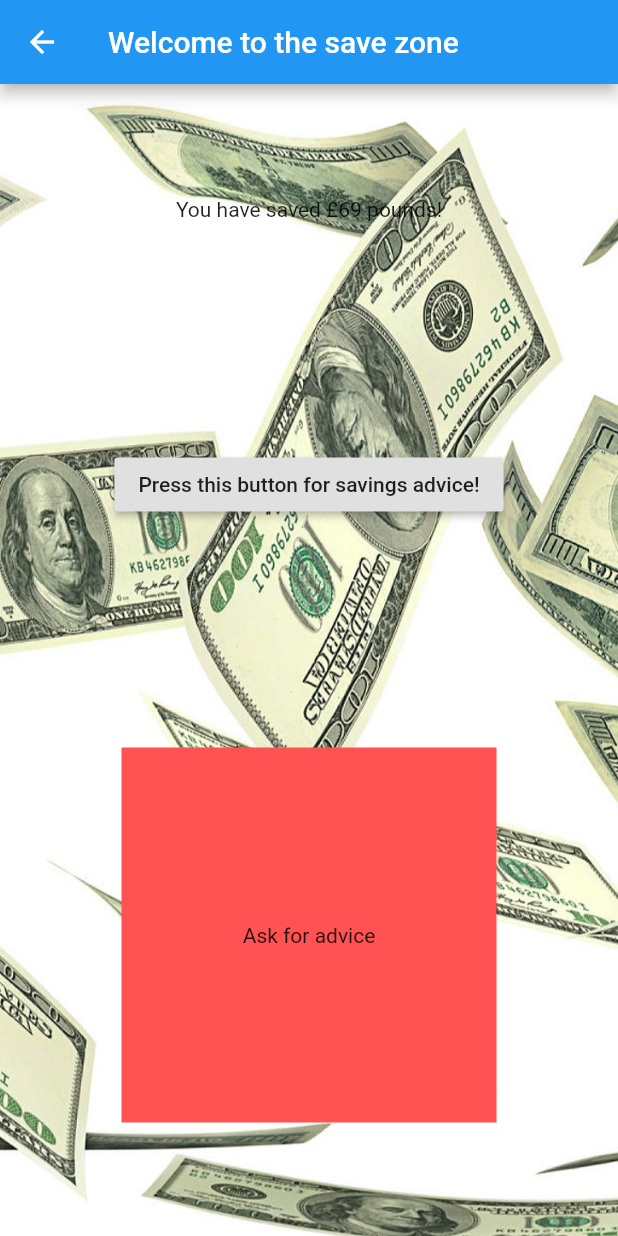
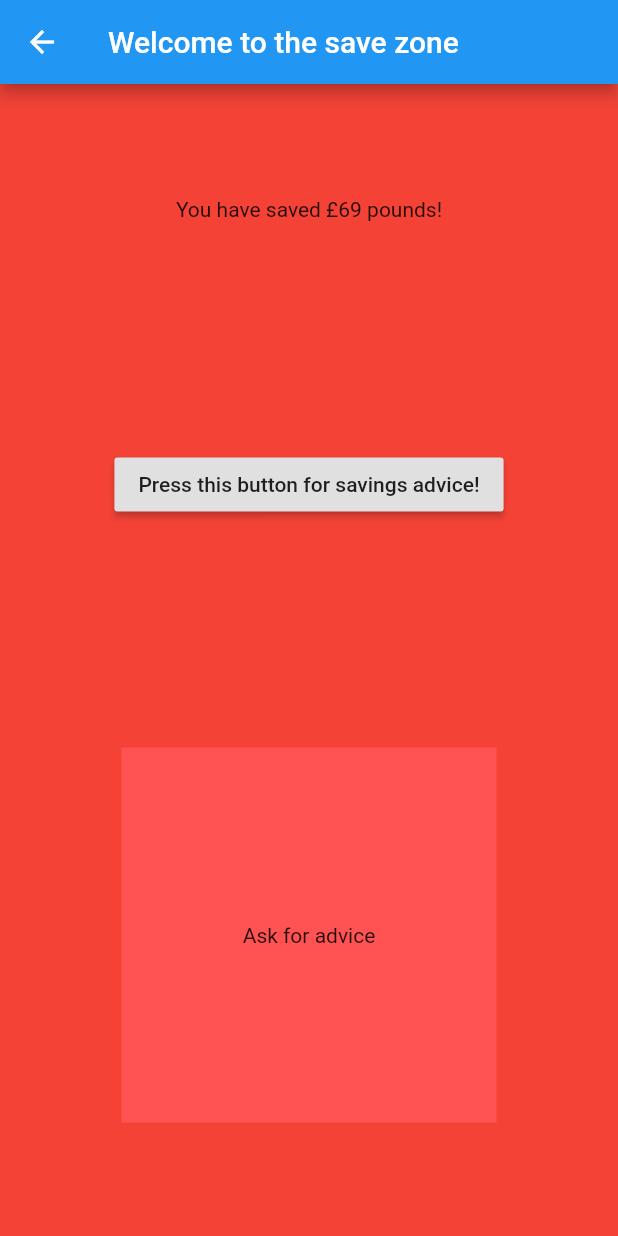
Before and after one commit to cycloss/Food-Dudes-Finance, a Flutter app: the ThirdScreen screen opened directly, on a phone screen of 412 x 824 dp. Run offline on Flutter 3.47's test engine with Material 2 defaults, Android fonts, the light colour scheme and no system bars; missing offline and left inert: dart:ffi.

Commit message:
fixed merge conflict

```diff
--- a/lib/thirdScreen.dart
+++ b/lib/thirdScreen.dart
@@ -10,7 +10,6 @@ class ThirdScreen extends StatefulWidget {
 class _ThirdScreenState extends State<ThirdScreen> {
   int savings = 69;
   @override
-
   List<String> advice = [
     "Try harder",
     "Stop buying food",
@@ -28,7 +27,6 @@ class _ThirdScreenState extends State<ThirdScreen> {
     });
   }
 
-
   Widget build(BuildContext context) {
     return Scaffold(
         appBar: AppBar(
@@ -36,16 +34,14 @@ class _ThirdScreenState extends State<ThirdScreen> {
         ),
         body: Container(
           decoration: BoxDecoration(
-          image: DecorationImage(
-            image: AssetImage('images/money.jpg'),
-            fit: BoxFit.cover,
-          )
+            color: Colors.red,
           ),
           child: Column(
             mainAxisAlignment: MainAxisAlignment.spaceAround,
             children: [
               Center(
-            child: Text('You have saved £' + savings.toString() + ' pounds!'),
+                child:
+                    Text('You have saved £' + savings.toString() + ' pounds!'),
               ),
               RaisedButton(
                   child: Text('Press this button for savings advice!'),
@@ -59,7 +55,6 @@ class _ThirdScreenState extends State<ThirdScreen> {
               )
             ],
           ),
-      )
-    );
+        ));
   }
 }
```
Lines whose indentation alone changed are shown as unchanged.
